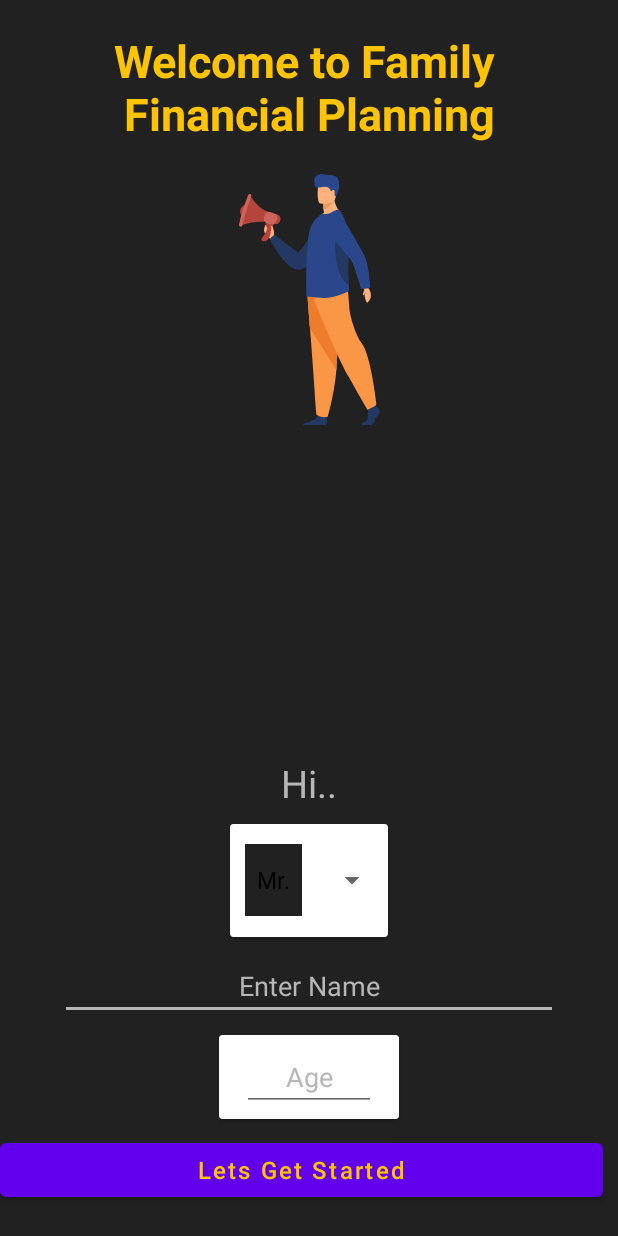
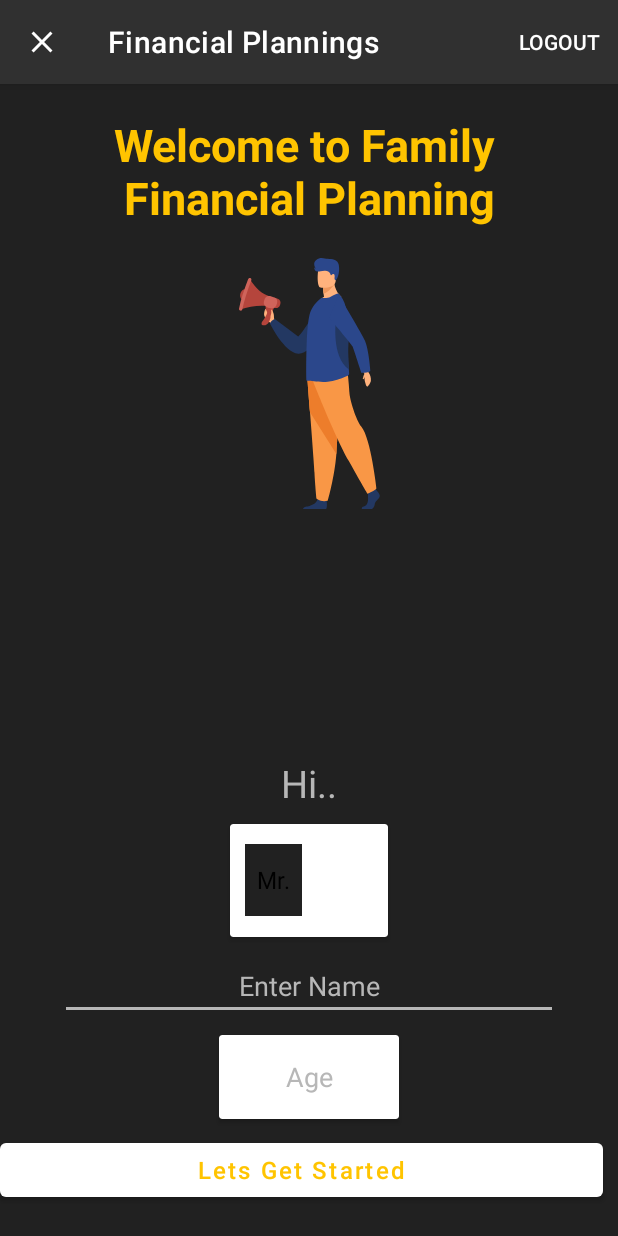
Before and after one commit to Kush223/Stocktick-Android, an Android app: the HostActivity screen opened directly, with no data from a screen before it, on a phone screen of 412 x 824 dp. Run offline under Robolectric (Android 15) with nearby library versions, the phone set to English and light mode, and no system bars; libraries missing offline, so code that uses them is left out: soup.neumorphism; plain views replace NeumorphButton, NeumorphCardView; 1 statement that could not run was skipped.

Commit message:
Under progress

```diff
--- a/app/src/main/AndroidManifest.xml
+++ b/app/src/main/AndroidManifest.xml
@@ -15,7 +15,6 @@
         android:usesCleartextTraffic="true">
         <activity
             android:name=".ui.mutual_funds.calculators.HostActivity"
-            android:theme="@style/Theme.MaterialComponents.DayNight.DarkActionBar"
             android:exported="false" />
         <activity
             android:name=".ui.mutual_funds.stressed_about_finance.HostActivity"
--- a/app/src/main/java/com/example/stocktick/ui/home/HomeFragment.kt
+++ b/app/src/main/java/com/example/stocktick/ui/home/HomeFragment.kt
@@ -1,10 +1,13 @@
 package com.example.stocktick.ui.home
 
 import android.os.Bundle
+import android.view.MenuItem
 import android.view.View
 import androidx.constraintlayout.widget.ConstraintLayout
 import androidx.fragment.app.Fragment
 import androidx.navigation.findNavController
+import androidx.navigation.fragment.findNavController
+import androidx.navigation.ui.onNavDestinationSelected
 import androidx.recyclerview.widget.LinearLayoutManager
 import androidx.recyclerview.widget.RecyclerView
 import androidx.viewpager.widget.PagerAdapter
@@ -112,4 +115,5 @@ class HomeFragment : Fragment(R.layout.fragment_home) {
         }
 
     }
+
 }
--- a/app/src/main/java/com/example/stocktick/ui/mutual_funds/calculators/HostActivity.kt
+++ b/app/src/main/java/com/example/stocktick/ui/mutual_funds/calculators/HostActivity.kt
@@ -14,8 +14,8 @@ class HostActivity : AppCompatActivity() {
         super.onCreate(savedInstanceState)
         binding = ActivityHost2Binding.inflate(layoutInflater)
         setContentView(binding.root)
+        setSupportActionBar(binding.topAppBar)
 
-        supportActionBar?.title = "Calculators"
 
     }
 
--- a/app/src/main/java/com/example/stocktick/ui/mutual_funds/risk_factor/RiskFactorActivity.kt
+++ b/app/src/main/java/com/example/stocktick/ui/mutual_funds/risk_factor/RiskFactorActivity.kt
@@ -19,6 +19,7 @@ class RiskFactorActivity : AppCompatActivity() {
         setContentView(binding.root)
         customTracker = binding.tracker
         customTracker.setDivisions(2)
+        setSupportActionBar(binding.topAppBar)
 
     }
 
--- a/app/src/main/java/com/example/stocktick/ui/mutual_funds/stressed_about_finance/HostActivity.kt
+++ b/app/src/main/java/com/example/stocktick/ui/mutual_funds/stressed_about_finance/HostActivity.kt
@@ -16,11 +16,12 @@ class HostActivity : AppCompatActivity() {
         super.onCreate(savedInstanceState)
         binding = ActivityHostBinding.inflate(layoutInflater)
         setContentView(binding.root)
+
+        setSupportActionBar(binding.topAppBar)
         customTracker = binding.tracker
         customTracker.setDivisions(11)
         customTracker.setPosition(0)
 
-        supportActionBar?.title = "Financial Plannings"
         supportActionBar?.setDisplayHomeAsUpEnabled(true)
         supportActionBar?.setHomeAsUpIndicator(R.drawable.ic_close)
 
--- a/app/src/main/res/layout/activity_host.xml
+++ b/app/src/main/res/layout/activity_host.xml
@@ -6,11 +6,28 @@
     android:layout_height="match_parent"
     android:background="@color/color_background"
     tools:context=".ui.mutual_funds.stressed_about_finance.HostActivity">
+    <com.google.android.material.appbar.AppBarLayout
+        android:layout_width="match_parent"
+        android:id="@+id/topbar"
+        app:layout_constraintTop_toTopOf="parent"
+        android:layout_height="wrap_content">
+
+        <com.google.android.material.appbar.MaterialToolbar
+            android:id="@+id/topAppBar"
+            android:layout_width="match_parent"
+            app:title="Financial Plannings"
+            app:titleTextColor="@color/white"
+            android:background="#303030"
+            android:layout_height="?attr/actionBarSize"
+            style="@style/Widget.MaterialComponents.Toolbar.Primary"
+            />
+
+    </com.google.android.material.appbar.AppBarLayout>
     <com.example.stocktick.ui.customviews.CustomTracker
         android:layout_width="match_parent"
         android:layout_height="20dp"
         android:layout_marginHorizontal="10dp"
-        app:layout_constraintTop_toTopOf="parent"
+        app:layout_constraintTop_toBottomOf="@+id/topbar"
         android:id="@+id/tracker"
         android:visibility="gone"
         />
--- a/app/src/main/res/layout/activity_main.xml
+++ b/app/src/main/res/layout/activity_main.xml
@@ -33,7 +33,7 @@
                 />
 
         </com.google.android.material.appbar.AppBarLayout>
-        <androidx.fragment.app.FragmentContainerView
+        <fragment
             android:id="@+id/nav_host_fragment_activity_main"
             android:name="androidx.navigation.fragment.NavHostFragment"
             android:layout_width="match_parent"
--- a/app/src/main/res/values-v23/themes.xml
+++ b/app/src/main/res/values-v23/themes.xml
@@ -4,7 +4,11 @@
     <!--    this for the font adn the background: https://www.murrayc.com/permalink/2014/10/28/android-changing-the-toolbars-text-color-and-overflow-icon-color/-->
     <!--    WORKAROUND FOR MUKESH SOLANKIS PIN VIEW https://github.com/mukeshsolanki/android-otpview-pinview/issues/39-->
     <style name="Theme.Stocktick" parent="Theme.MaterialComponents.Light.NoActionBar">
-        <item name="android:statusBarColor">#404040</item>
+        <item name="android:statusBarColor">#252525</item>
+        <item name="colorPrimaryDark">@color/white</item>
+        <item name="colorPrimary">@color/white</item>
+        <item name="textColor">@color/white</item>
+        <item name="android:textColorSecondary">@color/white</item>
         <item name="android:navigationBarColor">@color/color_background</item>
     </style>
 
```
Also changed, not shown: app/src/main/java/com/example/stocktick/MainActivity.kt (+13 -5 lines), app/src/main/res/layout/activity_host2.xml (+18 -1 lines), app/src/main/res/layout/activity_mutual_funds.xml (+19 -1 lines), app/src/main/res/menu/navigation_drawer.xml (+7 -3 lines).
